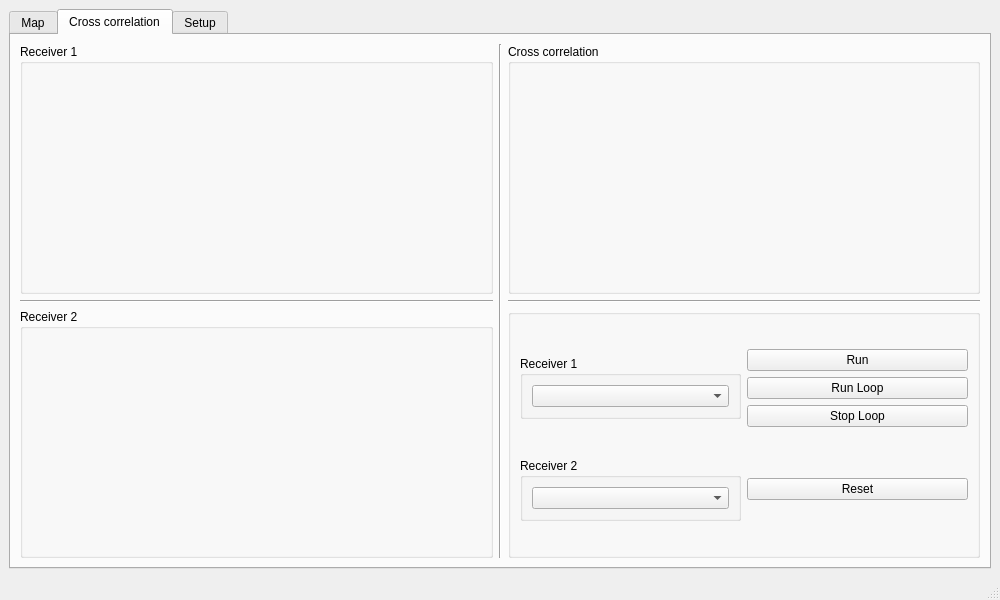
Old version of the form python/main_window.ui in the repository rwth-ti/gr-localization.
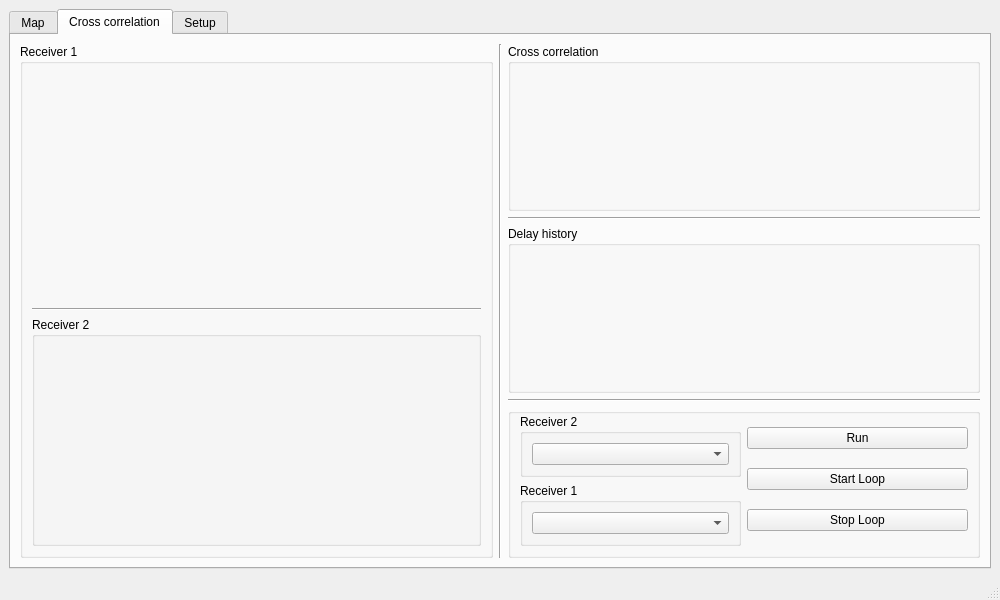
New version of the form. The open tabs and pages were chosen to show the change. Custom widgets are drawn as their Qt base class.

Commit message: add lte_lite and octoclock compatibility and delay history

Patch:
```diff
--- a/python/main_window.ui
+++ b/python/main_window.ui
@@ -125,6 +125,10 @@
        </attribute>
        <layout class="QGridLayout" name="gridLayout_2">
         <item row="0" column="0">
+         <layout class="QHBoxLayout" name="horizontalLayout_11">
+          <item>
+           <layout class="QVBoxLayout" name="verticalLayout_11">
+            <item>
          <widget class="QGroupBox" name="groupBox">
           <property name="title">
            <string>Receiver 1</string>
@@ -140,17 +144,47 @@
              </property>
             </widget>
            </item>
+               <item>
+                <widget class="Line" name="line_2">
+                 <property name="orientation">
+                  <enum>Qt::Horizontal</enum>
+                 </property>
+                </widget>
+               </item>
+               <item>
+                <widget class="QGroupBox" name="groupBox_2">
+                 <property name="title">
+                  <string>Receiver 2</string>
+                 </property>
+                 <layout class="QVBoxLayout" name="verticalLayout_4">
+                  <item>
+                   <widget class="QwtPlot" name="qwtPlotReceiver2">
+                    <property name="minimumSize">
+                     <size>
+                      <width>0</width>
+                      <height>0</height>
+                     </size>
+                    </property>
+                   </widget>
+                  </item>
           </layout>
          </widget>
         </item>
-        <item row="0" column="1" rowspan="3">
+              </layout>
+             </widget>
+            </item>
+           </layout>
+          </item>
+          <item>
          <widget class="Line" name="line">
           <property name="orientation">
            <enum>Qt::Vertical</enum>
           </property>
          </widget>
         </item>
-        <item row="0" column="2">
+          <item>
+           <layout class="QVBoxLayout" name="verticalLayout_12">
+            <item>
          <widget class="QGroupBox" name="groupBox_3">
           <property name="title">
            <string>Cross correlation</string>
@@ -162,67 +196,59 @@
           </layout>
          </widget>
         </item>
-        <item row="1" column="0">
-         <widget class="Line" name="line_2">
-          <property name="orientation">
-           <enum>Qt::Horizontal</enum>
-          </property>
-         </widget>
-        </item>
-        <item row="1" column="2">
+            <item>
          <widget class="Line" name="line_3">
           <property name="orientation">
            <enum>Qt::Horizontal</enum>
           </property>
          </widget>
         </item>
-        <item row="2" column="0">
-         <widget class="QGroupBox" name="groupBox_2">
+            <item>
+             <widget class="QGroupBox" name="groupBox_11">
           <property name="title">
-           <string>Receiver 2</string>
-          </property>
-          <layout class="QVBoxLayout" name="verticalLayout_4">
+               <string>Delay history</string>
+              </property>
+              <layout class="QVBoxLayout" name="verticalLayout_14">
            <item>
-            <widget class="QwtPlot" name="qwtPlotReceiver2">
-             <property name="minimumSize">
-              <size>
-               <width>0</width>
-               <height>0</height>
-              </size>
-             </property>
-            </widget>
+                <widget class="QwtPlot" name="qwtPlotDelayHistory"/>
            </item>
           </layout>
          </widget>
         </item>
-        <item row="2" column="2">
+            <item>
+             <widget class="Line" name="line_4">
+              <property name="orientation">
+               <enum>Qt::Horizontal</enum>
+              </property>
+             </widget>
+            </item>
+            <item>
          <widget class="QGroupBox" name="groupBox_4">
+              <property name="sizePolicy">
+               <sizepolicy hsizetype="Preferred" vsizetype="Preferred">
+                <horstretch>0</horstretch>
+                <verstretch>0</verstretch>
+               </sizepolicy>
+              </property>
+              <property name="maximumSize">
+               <size>
+                <width>16777215</width>
+                <height>150</height>
+               </size>
+              </property>
           <property name="title">
            <string/>
           </property>
           <property name="alignment">
            <set>Qt::AlignLeading|Qt::AlignLeft|Qt::AlignVCenter</set>
           </property>
-          <layout class="QGridLayout" name="gridLayout_6">
-           <item row="0" column="0">
-            <widget class="QGroupBox" name="groupBox_8">
-             <property name="sizePolicy">
-              <sizepolicy hsizetype="Preferred" vsizetype="Fixed">
-               <horstretch>0</horstretch>
-               <verstretch>0</verstretch>
-              </sizepolicy>
-             </property>
-             <property name="title">
-              <string>Receiver 1</string>
-             </property>
-             <layout class="QVBoxLayout" name="verticalLayout_2">
+              <layout class="QHBoxLayout" name="horizontalLayout_6">
+               <property name="topMargin">
+                <number>0</number>
+               </property>
               <item>
-               <widget class="QComboBox" name="comboBoxReceiver1"/>
-              </item>
-             </layout>
-            </widget>
-           </item>
-           <item row="2" column="0">
+                <layout class="QVBoxLayout" name="verticalLayout_10">
+                 <item>
             <widget class="QGroupBox" name="groupBox_9">
              <property name="sizePolicy">
               <sizepolicy hsizetype="Preferred" vsizetype="Fixed">
@@ -240,14 +266,27 @@
              </layout>
             </widget>
            </item>
-           <item row="2" column="1">
-            <widget class="QPushButton" name="pushButtonResetReceivers">
-             <property name="text">
-              <string>Reset</string>
-             </property>
-            </widget>
-           </item>
-           <item row="0" column="1">
+                 <item>
+                  <widget class="QGroupBox" name="groupBox_8">
+                   <property name="sizePolicy">
+                    <sizepolicy hsizetype="Preferred" vsizetype="Fixed">
+                     <horstretch>0</horstretch>
+                     <verstretch>0</verstretch>
+                    </sizepolicy>
+                   </property>
+                   <property name="title">
+                    <string>Receiver 1</string>
+                   </property>
+                   <layout class="QVBoxLayout" name="verticalLayout_2">
+                    <item>
+                     <widget class="QComboBox" name="comboBoxReceiver1"/>
+                    </item>
+                   </layout>
+                  </widget>
+                 </item>
+                </layout>
+               </item>
+               <item>
             <layout class="QVBoxLayout" name="verticalLayout_5">
              <item>
               <widget class="QPushButton" name="pushButtonRunReceivers">
@@ -259,7 +298,7 @@
              <item>
               <widget class="QPushButton" name="pushButtonRunReceiversLoop">
                <property name="text">
-                <string>Run Loop</string>
+                    <string>Start Loop</string>
                </property>
               </widget>
              </item>
@@ -274,6 +313,10 @@
            </item>
           </layout>
          </widget>
+            </item>
+           </layout>
+          </item>
+         </layout>
         </item>
        </layout>
       </widget>
```
Left out of the diff: 2 changed lines with no effect on the pictures. Lines whose indentation alone changed are shown as unchanged. The commit also changes 3 other files.
